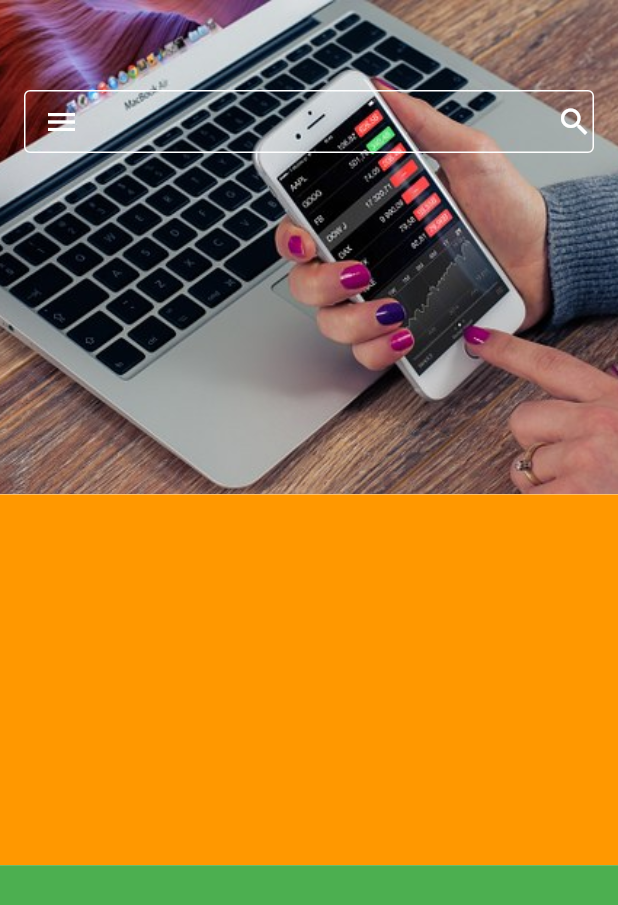
After one commit to tribl-internship-flutter-project/DevConnect, a Flutter app: the screen it shows after launch, after a tap on the "menu" icon, on a phone screen of 412 x 824 dp. The commit adds this screen. Shown: the top 905 px of the screen. Run offline on Flutter 3.47's test engine with Material 2 defaults, Android fonts, the phone set to English and light mode, and no system bars; our stand-ins replace flutter_svg.

Commit message:
add secondary home screen

```diff
--- a/dev_connect/lib/image_asset.dart
+++ b/dev_connect/lib/image_asset.dart
@@ -9,3 +9,5 @@ const String book_js = 'assets/books/js.jpg';
 const String book_node = 'assets/books/node.jpg';
 const String book_python = 'assets/books/python.jpg';
 const String book_react = 'assets/books/react.jpg';
+const String connect = 'assets/developers/social_media.jpg';
+const String system = 'assets/developers/tabs.jpg';
--- a/dev_connect/lib/pages/landing_page.dart
+++ b/dev_connect/lib/pages/landing_page.dart
@@ -9,6 +9,7 @@ import '../model/last_course_studied.dart';
 import '../utils/last_studied_book_tile.dart';
 import '../image_asset.dart';
 import '../styles/colors.dart';
+import './second_home_screen.dart';
 
 class LandingPage extends StatelessWidget {
   @override
@@ -44,13 +45,22 @@ class LandingPage extends StatelessWidget {
                     // Put space between the menu and search box
                     mainAxisAlignment: MainAxisAlignment.spaceBetween,
                     children: <Widget>[
-                      // Harmburger icon
-                      Icon(Icons.menu, color: tertiaryTextColor),
+                      InkWell(
+                        child: // Harmburger icon
+                            Icon(Icons.menu, color: tertiaryTextColor),
+                        onTap: () {
+                          Navigator.push(
+                              context,
+                              MaterialPageRoute(
+                                  builder: (context) => SecondHomeScreen()));
+                        },
+                      ),
+
                       // Search icon
                       Icon(
                         Icons.search,
                         color: tertiaryTextColor,
-                      )
+                      ),
                     ],
                   ),
                 ),
--- /dev/null
+++ b/dev_connect/lib/pages/second_home_screen.dart
@@ -0,0 +1,71 @@
+import 'package:flutter/material.dart';
+import '../image_asset.dart';
+
+class SecondHomeScreen extends StatelessWidget {
+  @override
+  Widget build(BuildContext context) {
+    return Scaffold(
+      body: Column(
+        children: <Widget>[
+          Expanded(
+            flex: 4,
+            child: Stack(
+              children: <Widget>[
+                Image.asset(
+                  system,
+                  height: 400,
+                  fit: BoxFit.fitHeight,
+                ),
+                Column(
+                  children: <Widget>[
+                    SizedBox(
+                      height: 60,
+                    ),
+                    Container(
+                      margin: const EdgeInsets.symmetric(horizontal: 16),
+                      decoration: BoxDecoration(
+                        border: Border.all(color: Colors.white, width: 1),
+                        borderRadius: BorderRadius.all(Radius.circular(4)),
+                      ),
+                      child: Row(
+                        mainAxisAlignment: MainAxisAlignment.spaceBetween,
+                        children: <Widget>[
+                          Padding(
+                            padding: const EdgeInsets.symmetric(
+                                vertical: 8.0, horizontal: 12),
+                            child: InkWell(
+                              child: Icon(Icons.menu, color: Colors.white),
+                              onTap: () {
+                                Navigator.pop(context);
+                              },
+                            ),
+                          ),
+                          Icon(
+                            Icons.search,
+                            color: Colors.white,
+                          ),
+                        ],
+                      ),
+                    ),
+                  ],
+                ),
+              ],
+            ),
+          ),
+          Expanded(
+            flex: 3,
+            child: Container(
+              color: Colors.orange,
+            ),
+          ),
+          Expanded(
+            flex: 3,
+            child: Container(
+              color: Colors.green,
+            ),
+          ),
+        ],
+      ),
+    );
+  }
+}
```
Also changed, not shown: dev_connect/assets/developers/social_media.jpg (added), dev_connect/assets/developers/tabs.jpg (added).
